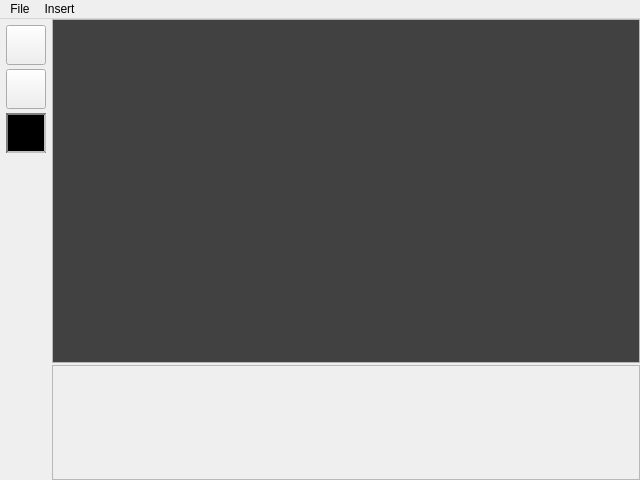
Qt form mainwindow.ui (RickWhitefreeze/UI_cs383_goofy-lights) before a commit.
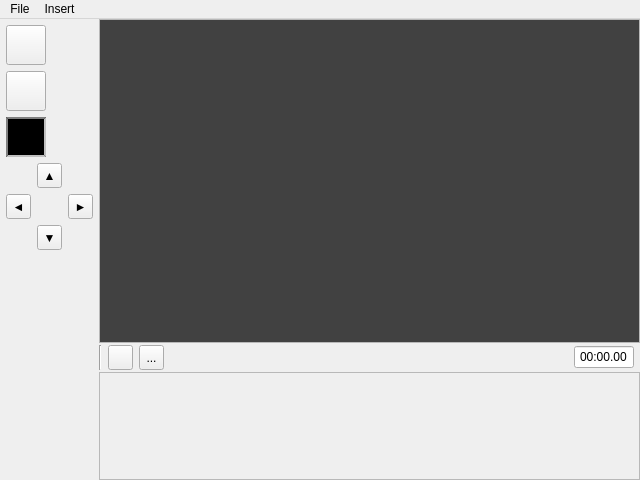
The same form after that commit. Icons and pictures are not drawn.

Patch:
```diff
--- a/mainwindow.ui
+++ b/mainwindow.ui
@@ -29,7 +29,7 @@
      <verstretch>0</verstretch>
     </sizepolicy>
    </property>
-   <layout class="QGridLayout" name="gridLayout" rowstretch="3,1" columnstretch="0,0">
+   <layout class="QGridLayout" name="gridLayout" rowstretch="12,1,4" columnstretch="0,0">
     <property name="leftMargin">
      <number>0</number>
     </property>
@@ -48,104 +48,45 @@
     <property name="verticalSpacing">
      <number>2</number>
     </property>
-    <item row="0" column="0">
-     <layout class="QVBoxLayout" name="verticalLayout_2" stretch="1,1,0,0">
-      <property name="spacing">
-       <number>4</number>
+    <item row="2" column="1">
+     <widget class="QScrollArea" name="timelineScroll">
+      <property name="minimumSize">
+       <size>
+        <width>0</width>
+        <height>0</height>
+       </size>
       </property>
-      <property name="sizeConstraint">
-       <enum>QLayout::SetDefaultConstraint</enum>
+      <property name="maximumSize">
+       <size>
+        <width>16777215</width>
+        <height>170</height>
+       </size>
       </property>
-      <property name="leftMargin">
-       <number>6</number>
+      <property name="verticalScrollBarPolicy">
+       <enum>Qt::ScrollBarAlwaysOff</enum>
       </property>
-      <property name="topMargin">
-       <number>6</number>
+      <property name="horizontalScrollBarPolicy">
+       <enum>Qt::ScrollBarAsNeeded</enum>
       </property>
-      <property name="rightMargin">
-       <number>6</number>
+      <property name="widgetResizable">
+       <bool>true</bool>
       </property>
-      <item>
-       <widget class="QToolButton" name="toolButton_4">
-        <property name="minimumSize">
-         <size>
-          <width>40</width>
-          <height>40</height>
-         </size>
-        </property>
-        <property name="maximumSize">
-         <size>
-          <width>40</width>
-          <height>40</height>
-         </size>
-        </property>
-        <property name="text">
-         <string/>
-        </property>
-       </widget>
-      </item>
-      <item>
-       <widget class="QToolButton" name="toolButton_3">
-        <property name="minimumSize">
-         <size>
-          <width>40</width>
-          <height>40</height>
-         </size>
-        </property>
-        <property name="maximumSize">
-         <size>
-          <width>40</width>
-          <height>40</height>
-         </size>
-        </property>
-        <property name="text">
-         <string/>
-        </property>
-       </widget>
-      </item>
-      <item>
-       <widget class="QToolButton" name="toolColor">
-        <property name="minimumSize">
-         <size>
-          <width>40</width>
-          <height>40</height>
-         </size>
-        </property>
-        <property name="maximumSize">
-         <size>
-          <width>40</width>
-          <height>40</height>
-         </size>
-        </property>
-        <property name="toolTip">
-         <string extracomment="Color">&lt;html&gt;&lt;head/&gt;&lt;body&gt;&lt;p&gt;Color Select&lt;/p&gt;&lt;/body&gt;&lt;/html&gt;</string>
-        </property>
-        <property name="toolTipDuration">
-         <number>1</number>
-        </property>
-        <property name="styleSheet">
-         <string notr="true">background-color: black;
- border: 2px inset grey;</string>
-        </property>
-        <property name="text">
-         <string/>
-        </property>
-       </widget>
-      </item>
-      <item>
-       <spacer name="verticalSpacer">
-        <property name="orientation">
-         <enum>Qt::Vertical</enum>
-        </property>
-        <property name="sizeHint" stdset="0">
-         <size>
-          <width>20</width>
-          <height>30</height>
-         </size>
-        </property>
-       </spacer>
-      </item>
-     </layout>
+      <widget class="QWidget" name="timelineArea">
+       <property name="geometry">
+        <rect>
+         <x>0</x>
+         <y>0</y>
+         <width>537</width>
+         <height>105</height>
+        </rect>
+       </property>
+       <layout class="QHBoxLayout" name="horizontalLayout_2">
+        <item>
+         <layout class="QHBoxLayout" name="timeline"/>
+        </item>
+       </layout>
+      </widget>
+     </widget>
     </item>
     <item row="0" column="1">
      <widget class="QScrollArea" name="canvasView">
@@ -157,8 +98,8 @@
         <rect>
          <x>0</x>
          <y>0</y>
-         <width>586</width>
-         <height>341</height>
+         <width>537</width>
+         <height>319</height>
         </rect>
        </property>
        <property name="styleSheet">
@@ -192,36 +133,304 @@
      </widget>
     </item>
     <item row="1" column="1">
-     <widget class="QScrollArea" name="timelineScroll">
-      <property name="minimumSize">
-       <size>
-        <width>0</width>
-        <height>0</height>
-       </size>
+     <layout class="QHBoxLayout" name="horizontalLayout_6">
+      <property name="spacing">
+       <number>6</number>
       </property>
-      <property name="maximumSize">
-       <size>
-        <width>16777215</width>
-        <height>170</height>
-       </size>
+      <property name="leftMargin">
+       <number>0</number>
       </property>
-      <property name="horizontalScrollBarPolicy">
-       <enum>Qt::ScrollBarAlwaysOff</enum>
+      <property name="rightMargin">
+       <number>6</number>
       </property>
-      <property name="widgetResizable">
-       <bool>true</bool>
+      <item>
+       <widget class="Line" name="line">
+        <property name="orientation">
+         <enum>Qt::Vertical</enum>
+        </property>
+       </widget>
+      </item>
+      <item>
+       <widget class="QToolButton" name="toolButton">
+        <property name="minimumSize">
+         <size>
+          <width>25</width>
+          <height>25</height>
+         </size>
+        </property>
+        <property name="maximumSize">
+         <size>
+          <width>25</width>
+          <height>25</height>
+         </size>
+        </property>
+        <property name="text">
+         <string/>
+        </property>
+        <property name="icon">
+         <iconset resource="resources.qrc">
+          <normaloff>:/images/icons/play.png</normaloff>:/images/icons/play.png</iconset>
+        </property>
+        <property name="iconSize">
+         <size>
+          <width>12</width>
+          <height>12</height>
+         </size>
+        </property>
+       </widget>
+      </item>
+      <item>
+       <widget class="QToolButton" name="toolButton_2">
+        <property name="minimumSize">
+         <size>
+          <width>25</width>
+          <height>25</height>
+         </size>
+        </property>
+        <property name="maximumSize">
+         <size>
+          <width>25</width>
+          <height>25</height>
+         </size>
+        </property>
+        <property name="text">
+         <string>...</string>
+        </property>
+        <property name="icon">
+         <iconset resource="resources.qrc">
+          <normaloff>:/images/icons/pause.png</normaloff>:/images/icons/pause.png</iconset>
+        </property>
+        <property name="iconSize">
+         <size>
+          <width>12</width>
+          <height>12</height>
+         </size>
+        </property>
+       </widget>
+      </item>
+      <item>
+       <spacer name="horizontalSpacer">
+        <property name="orientation">
+         <enum>Qt::Horizontal</enum>
+        </property>
+        <property name="sizeHint" stdset="0">
+         <size>
+          <width>40</width>
+          <height>20</height>
+         </size>
+        </property>
+       </spacer>
+      </item>
+      <item>
+       <widget class="QLineEdit" name="timestamp">
+        <property name="minimumSize">
+         <size>
+          <width>60</width>
+          <height>0</height>
+         </size>
+        </property>
+        <property name="maximumSize">
+         <size>
+          <width>0</width>
+          <height>16777215</height>
+         </size>
+        </property>
+        <property name="inputMask">
+         <string>99:99.99</string>
+        </property>
+        <property name="text">
+         <string>00:00.00</string>
+        </property>
+        <property name="frame">
+         <bool>true</bool>
+        </property>
+        <property name="alignment">
+         <set>Qt::AlignCenter</set>
+        </property>
+        <property name="placeholderText">
+         <string/>
+        </property>
+       </widget>
+      </item>
+     </layout>
+    </item>
+    <item row="0" column="0">
+     <layout class="QVBoxLayout" name="verticalLayout">
+      <property name="sizeConstraint">
+       <enum>QLayout::SetDefaultConstraint</enum>
       </property>
-      <widget class="QWidget" name="timelineView">
-       <property name="geometry">
-        <rect>
-         <x>0</x>
-         <y>0</y>
-         <width>586</width>
-         <height>112</height>
-        </rect>
-       </property>
-      </widget>
-     </widget>
+      <property name="leftMargin">
+       <number>6</number>
+      </property>
+      <property name="topMargin">
+       <number>6</number>
+      </property>
+      <property name="rightMargin">
+       <number>6</number>
+      </property>
+      <item>
+       <widget class="QToolButton" name="toolButton_4">
+        <property name="minimumSize">
+         <size>
+          <width>40</width>
+          <height>40</height>
+         </size>
+        </property>
+        <property name="maximumSize">
+         <size>
+          <width>40</width>
+          <height>40</height>
+         </size>
+        </property>
+        <property name="text">
+         <string/>
+        </property>
+        <property name="icon">
+         <iconset resource="resources.qrc">
+          <normaloff>:/images/icons/brush.png</normaloff>:/images/icons/brush.png</iconset>
+        </property>
+       </widget>
+      </item>
+      <item>
+       <widget class="QToolButton" name="toolButton_3">
+        <property name="minimumSize">
+         <size>
+          <width>40</width>
+          <height>40</height>
+         </size>
+        </property>
+        <property name="maximumSize">
+         <size>
+          <width>40</width>
+          <height>40</height>
+         </size>
+        </property>
+        <property name="text">
+         <string/>
+        </property>
+        <property name="icon">
+         <iconset resource="resources.qrc">
+          <normaloff>:/images/icons/text.png</normaloff>:/images/icons/text.png</iconset>
+        </property>
+       </widget>
+      </item>
+      <item>
+       <widget class="QToolButton" name="toolColor">
+        <property name="minimumSize">
+         <size>
+          <width>40</width>
+          <height>40</height>
+         </size>
+        </property>
+        <property name="maximumSize">
+         <size>
+          <width>40</width>
+          <height>40</height>
+         </size>
+        </property>
+        <property name="styleSheet">
+         <string notr="true">background-color: black;
+ border: 2px inset grey;</string>
+        </property>
+        <property name="text">
+         <string/>
+        </property>
+       </widget>
+      </item>
+      <item>
+       <layout class="QGridLayout" name="gridLayout_4">
+        <item row="2" column="2">
+         <widget class="QToolButton" name="buttonDown">
+          <property name="minimumSize">
+           <size>
+            <width>25</width>
+            <height>25</height>
+           </size>
+          </property>
+          <property name="maximumSize">
+           <size>
+            <width>25</width>
+            <height>25</height>
+           </size>
+          </property>
+          <property name="text">
+           <string>▼</string>
+          </property>
+         </widget>
+        </item>
+        <item row="1" column="1">
+         <widget class="QToolButton" name="buttonLeft">
+          <property name="minimumSize">
+           <size>
+            <width>25</width>
+            <height>25</height>
+           </size>
+          </property>
+          <property name="maximumSize">
+           <size>
+            <width>25</width>
+            <height>25</height>
+           </size>
+          </property>
+          <property name="text">
+           <string>◄</string>
+          </property>
+         </widget>
+        </item>
+        <item row="0" column="2">
+         <widget class="QToolButton" name="buttonUp">
+          <property name="minimumSize">
+           <size>
+            <width>25</width>
+            <height>25</height>
+           </size>
+          </property>
+          <property name="maximumSize">
+           <size>
+            <width>25</width>
+            <height>25</height>
+           </size>
+          </property>
+          <property name="text">
+           <string>▲</string>
+          </property>
+         </widget>
+        </item>
+        <item row="1" column="3">
+         <widget class="QToolButton" name="buttonRight">
+          <property name="minimumSize">
+           <size>
+            <width>25</width>
+            <height>25</height>
+           </size>
+          </property>
+          <property name="maximumSize">
+           <size>
+            <width>25</width>
+            <height>25</height>
+           </size>
+          </property>
+          <property name="text">
+           <string>►</string>
+          </property>
+         </widget>
+        </item>
+       </layout>
+      </item>
+      <item>
+       <spacer name="verticalSpacer">
+        <property name="orientation">
+         <enum>Qt::Vertical</enum>
+        </property>
+        <property name="sizeHint" stdset="0">
+         <size>
+          <width>20</width>
+          <height>40</height>
+         </size>
+        </property>
+       </spacer>
+      </item>
+     </layout>
     </item>
    </layout>
   </widget>
```
Left out of the diff: 107 changed lines with no effect on the pictures.
